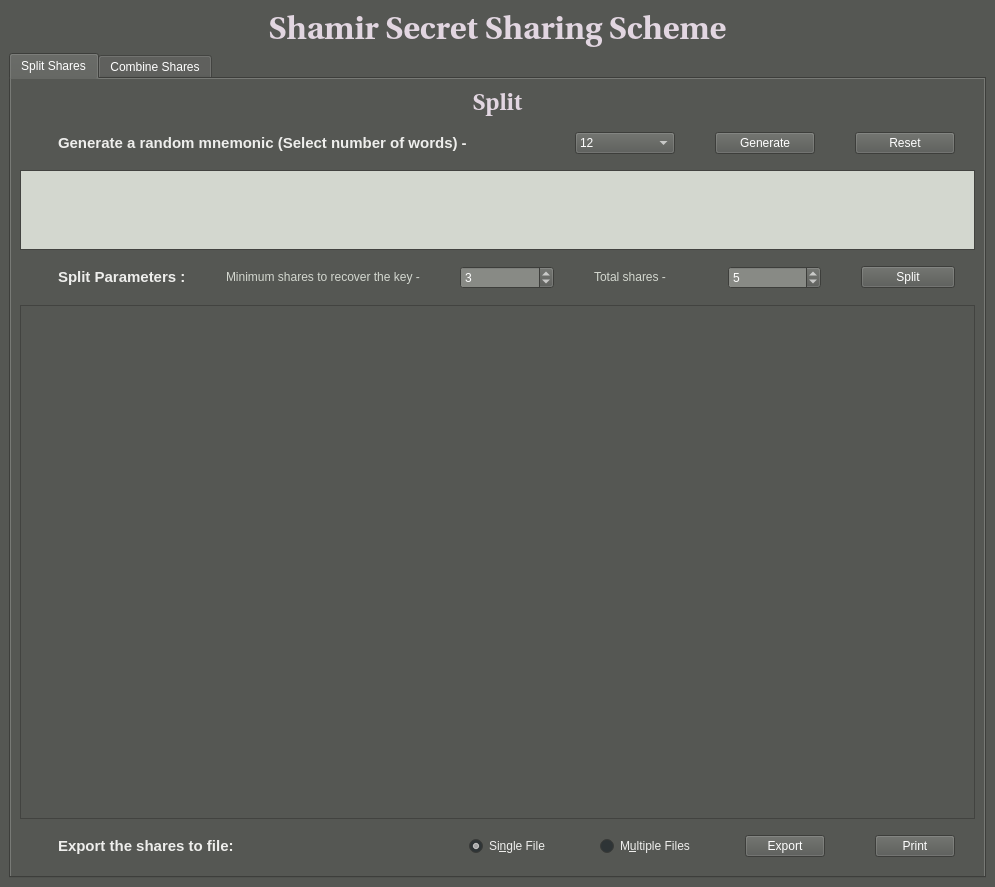
This is secret-shares-app/app_ui.ui in ChakshuGupta/secret-share as Qt 5 draws it before an edit. The edited form follows.
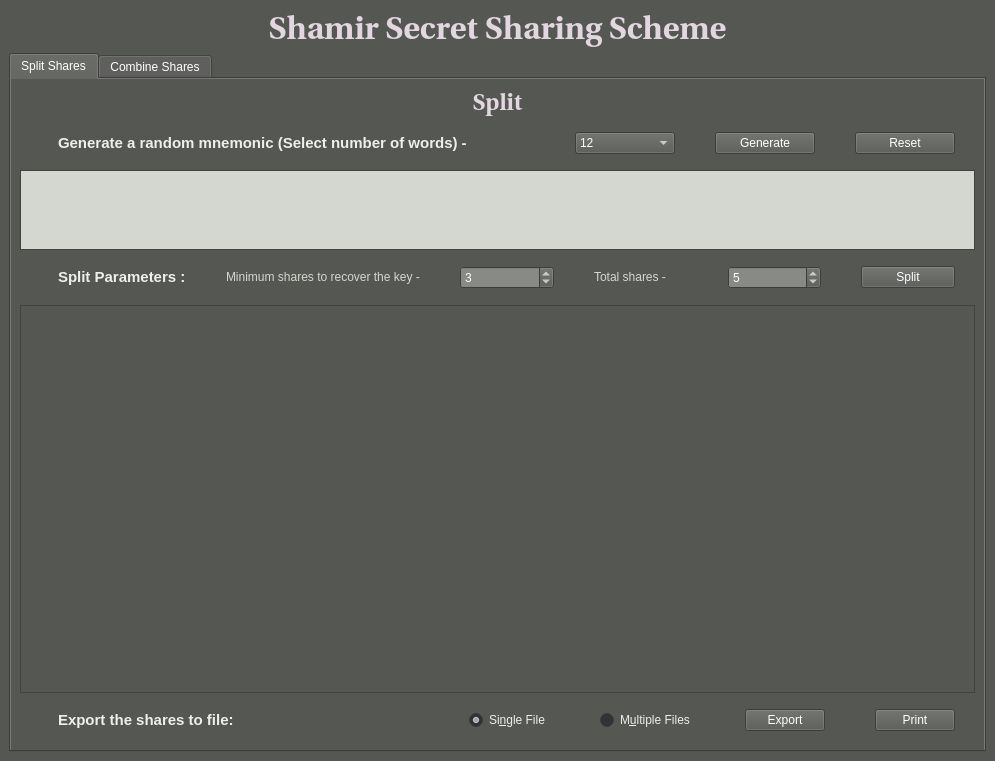
This is the edited form. Icons and pictures are not drawn.

Commit message: Reduce default size

Diff of the .ui file:
```diff
--- a/secret-shares-app/app_ui.ui
+++ b/secret-shares-app/app_ui.ui
@@ -7,7 +7,7 @@
     <x>0</x>
     <y>0</y>
     <width>995</width>
-    <height>887</height>
+    <height>761</height>
    </rect>
   </property>
   <property name="sizePolicy">
@@ -2219,7 +2219,7 @@
             <property name="minimumSize">
              <size>
               <width>0</width>
-              <height>450</height>
+              <height>330</height>
              </size>
             </property>
             <property name="palette">
```
Left out of the diff: 2 changed lines with no effect on the pictures. The commit also changes 1 other file.
